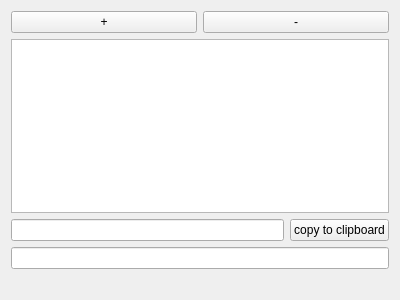
Qt form ImageProcessing/ImageDisplay.ui (Ulle84/UllesSourceCode) before a commit.
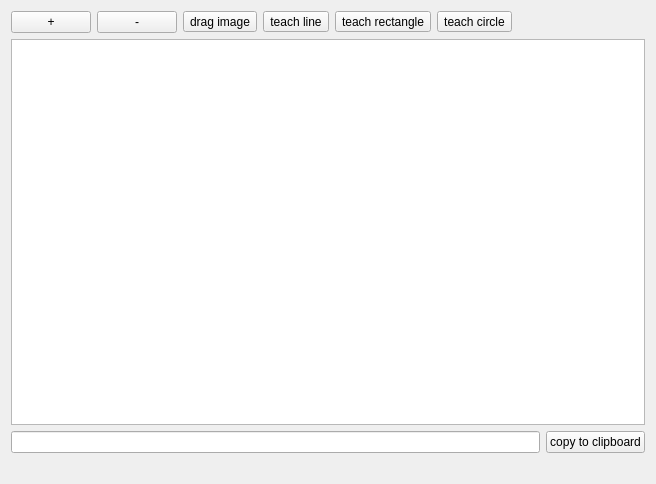
The same form after that commit.

Commit message: + teach line, rectangle and circle

What changed in the file:
```diff
--- a/ImageProcessing/ImageDisplay.ui
+++ b/ImageProcessing/ImageDisplay.ui
@@ -6,8 +6,8 @@
    <rect>
     <x>0</x>
     <y>0</y>
-    <width>400</width>
-    <height>300</height>
+    <width>656</width>
+    <height>484</height>
    </rect>
   </property>
   <property name="windowTitle">
@@ -30,6 +30,59 @@
        </property>
       </widget>
      </item>
+     <item>
+      <widget class="QToolButton" name="toolButtonDragImage">
+       <property name="text">
+        <string>drag image</string>
+       </property>
+       <property name="checkable">
+        <bool>true</bool>
+       </property>
+      </widget>
+     </item>
+     <item>
+      <widget class="QToolButton" name="toolButtonTeachLine">
+       <property name="text">
+        <string>teach line</string>
+       </property>
+       <property name="checkable">
+        <bool>true</bool>
+       </property>
+      </widget>
+     </item>
+     <item>
+      <widget class="QToolButton" name="toolButtonTeachRectangle">
+       <property name="text">
+        <string>teach rectangle</string>
+       </property>
+       <property name="checkable">
+        <bool>true</bool>
+       </property>
+      </widget>
+     </item>
+     <item>
+      <widget class="QToolButton" name="toolButtonTeachCircle">
+       <property name="text">
+        <string>teach circle</string>
+       </property>
+       <property name="checkable">
+        <bool>true</bool>
+       </property>
+      </widget>
+     </item>
+     <item>
+      <spacer name="horizontalSpacer">
+       <property name="orientation">
+        <enum>Qt::Horizontal</enum>
+       </property>
+       <property name="sizeHint" stdset="0">
+        <size>
+         <width>40</width>
+         <height>20</height>
+        </size>
+       </property>
+      </spacer>
+     </item>
     </layout>
    </item>
    <item>
@@ -49,9 +102,6 @@
      </item>
     </layout>
    </item>
-   <item>
-    <widget class="QLineEdit" name="lineEditInformation"/>
-   </item>
    <item>
     <widget class="QLabel" name="label">
      <property name="text">
```
Left out of the diff: 6 changed lines with no effect on the pictures. The commit also changes 2 other files.
